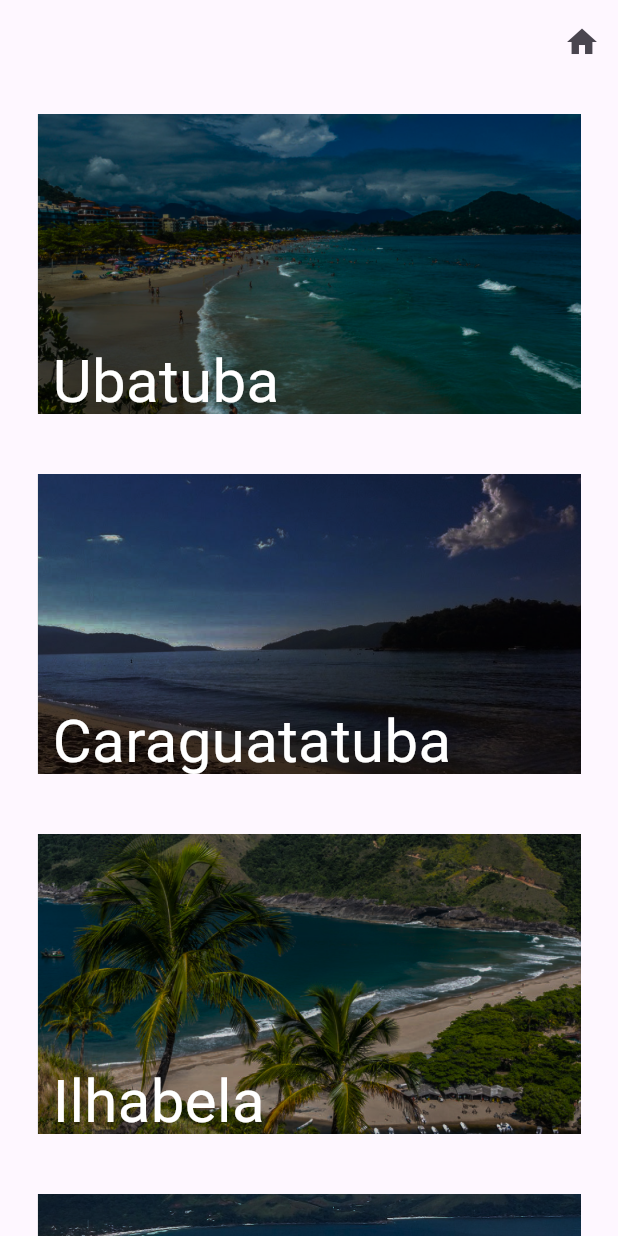
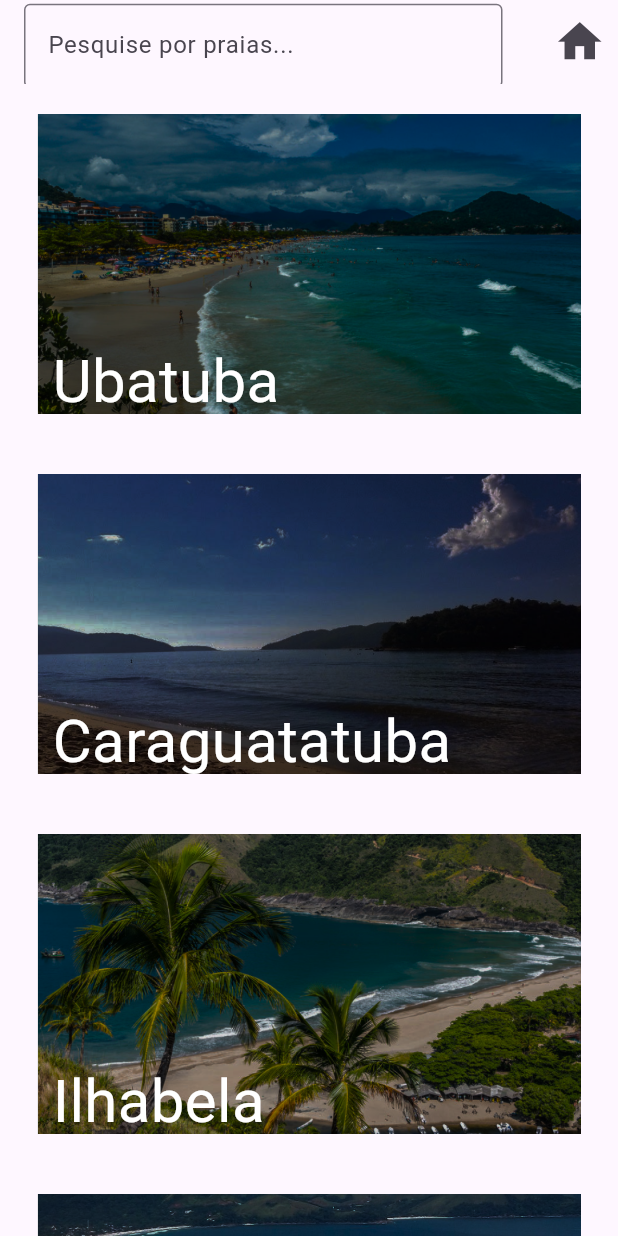
Before and after one commit to LucasHor4/SurfSP, a Flutter app: the screen it shows after launch, after a tap on "Selecione o idioma", after a tap on "Praias em SP", on a phone screen of 412 x 824 dp. Run offline on Flutter 3.47's test engine with Material 3 defaults, Android fonts, the light colour scheme and no system bars.

Commit message:
add apppbar

```diff
--- a/lib/praias.dart
+++ b/lib/praias.dart
@@ -1,4 +1,5 @@
 import 'package:flutter/material.dart';
+
 
 void main() {
   runApp(const Praias());
@@ -30,19 +31,41 @@ class PraiasState extends State<Praias> {
   bool ilhacomprida = false;
   bool cananeia = false;
 
-
   @override
   Widget build(BuildContext context) {
     return MaterialApp(
         home: Scaffold(
-            appBar: AppBar(title: const Text(''), actions: <Widget>[
-              IconButton(
-                onPressed: () {
-                  Navigator.pop(context);
-                },
-                icon: const Icon(Icons.home),
-              )
-            ]),
+            appBar: AppBar(
+              actions: <Widget>[
+                IconButton(
+                  onPressed: () {
+                      Navigator.pop(context);
+                  },
+                  icon: const Icon(
+                    Icons.home,
+                    size: 35,
+                  ),
+                )
+              ],
+              title: Container(
+                  padding: const EdgeInsets.only(
+                    top: 5,
+                    right: 10,
+                  ),
+                  width: MediaQuery.of(context).size.width - 10,
+                  child: const TextField(
+                    decoration: InputDecoration(
+                        border: OutlineInputBorder(),
+                        labelText: 'Pesquise por praias...'),
+                    )
+                  ),
+
+
+
+            ),
+
+
+
             body: GestureDetector(
               onTap: () {
                 setState(() {
```
